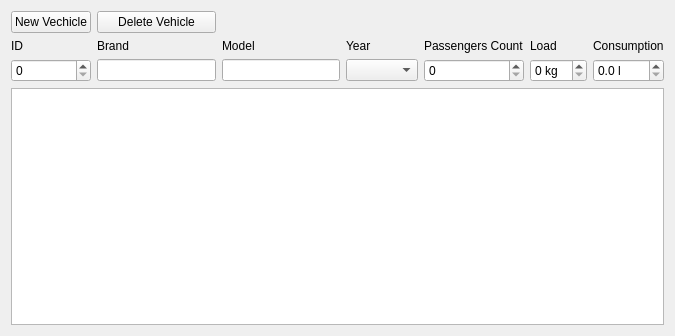
First picture: the form in src/ui/VehicleTab.ui, repository dragoyanev/alexander, before the edit.
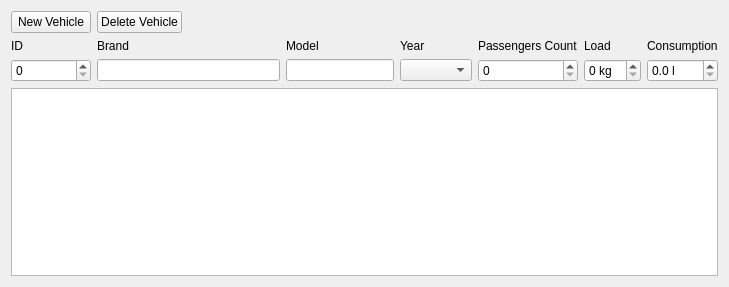
Second picture: the form after the edit.

Patch:
```diff
--- a/src/ui/VehicleTab.ui
+++ b/src/ui/VehicleTab.ui
@@ -6,15 +6,15 @@
    <rect>
     <x>0</x>
     <y>0</y>
-    <width>675</width>
-    <height>336</height>
+    <width>729</width>
+    <height>287</height>
    </rect>
   </property>
   <property name="windowTitle">
    <string>Vehicles</string>
   </property>
   <layout class="QGridLayout" name="gridLayout">
-   <item row="1" column="3">
+   <item row="1" column="4">
     <widget class="QLabel" name="mYearLabel">
      <property name="text">
       <string>Year</string>
@@ -28,47 +28,47 @@
      </property>
     </widget>
    </item>
-   <item row="1" column="5">
+   <item row="1" column="6">
     <widget class="QLabel" name="mLoadCapacityLabel">
      <property name="text">
       <string>Load</string>
      </property>
     </widget>
    </item>
-   <item row="1" column="2">
+   <item row="1" column="3">
     <widget class="QLabel" name="mModelLabel">
      <property name="text">
       <string>Model</string>
      </property>
     </widget>
    </item>
-   <item row="2" column="4">
+   <item row="2" column="5">
     <widget class="QSpinBox" name="mPassengersSb"/>
    </item>
-   <item row="2" column="1">
-    <widget class="QLineEdit" name="mBrandEdit"/>
+   <item row="2" column="3">
+    <widget class="QLineEdit" name="mModelEdit"/>
    </item>
    <item row="2" column="0">
     <widget class="QSpinBox" name="mIdSb"/>
    </item>
-   <item row="1" column="6">
+   <item row="2" column="4">
+    <widget class="QComboBox" name="mYearCombo"/>
+   </item>
+   <item row="1" column="7">
     <widget class="QLabel" name="mFuelConsumptionLabel">
      <property name="text">
       <string>Consumption</string>
      </property>
     </widget>
    </item>
-   <item row="2" column="3">
-    <widget class="QComboBox" name="mYearCombo"/>
-   </item>
-   <item row="1" column="4">
+   <item row="1" column="5">
     <widget class="QLabel" name="mPassengersLabel">
      <property name="text">
       <string>Passengers Count</string>
      </property>
     </widget>
    </item>
-   <item row="2" column="6">
+   <item row="2" column="7">
     <widget class="QDoubleSpinBox" name="mFuelConsumptionSb">
      <property name="suffix">
       <string> l</string>
@@ -81,33 +81,20 @@
      </property>
     </widget>
    </item>
-   <item row="1" column="1">
-    <widget class="QLabel" name="mBrandLabel">
-     <property name="text">
-      <string>Brand</string>
-     </property>
-    </widget>
-   </item>
-   <item row="2" column="5">
+   <item row="2" column="6">
     <widget class="QSpinBox" name="mLoadCapacitySb">
      <property name="suffix">
       <string> kg</string>
      </property>
     </widget>
    </item>
-   <item row="2" column="2">
-    <widget class="QLineEdit" name="mModelEdit"/>
-   </item>
    <item row="0" column="0">
     <widget class="QPushButton" name="mNewVehicleBtn">
      <property name="text">
-      <string>New Vechicle</string>
+      <string>New Vehicle</string>
      </property>
     </widget>
    </item>
-   <item row="3" column="0" colspan="7">
-    <widget class="QTableWidget" name="mVehicleTableWidget"/>
-   </item>
    <item row="0" column="1">
     <widget class="QPushButton" name="mDelVehicleBtn">
      <property name="text">
@@ -115,6 +102,32 @@
      </property>
     </widget>
    </item>
+   <item row="3" column="0" colspan="8">
+    <widget class="QTableWidget" name="mVehicleTableWidget"/>
+   </item>
+   <item row="0" column="2">
+    <spacer name="horizontalSpacer">
+     <property name="orientation">
+      <enum>Qt::Horizontal</enum>
+     </property>
+     <property name="sizeHint" stdset="0">
+      <size>
+       <width>40</width>
+       <height>20</height>
+      </size>
+     </property>
+    </spacer>
+   </item>
+   <item row="2" column="1" colspan="2">
+    <widget class="QLineEdit" name="mBrandEdit"/>
+   </item>
+   <item row="1" column="1" colspan="2">
+    <widget class="QLabel" name="mBrandLabel">
+     <property name="text">
+      <string>Brand</string>
+     </property>
+    </widget>
+   </item>
   </layout>
  </widget>
  <resources/>
```
